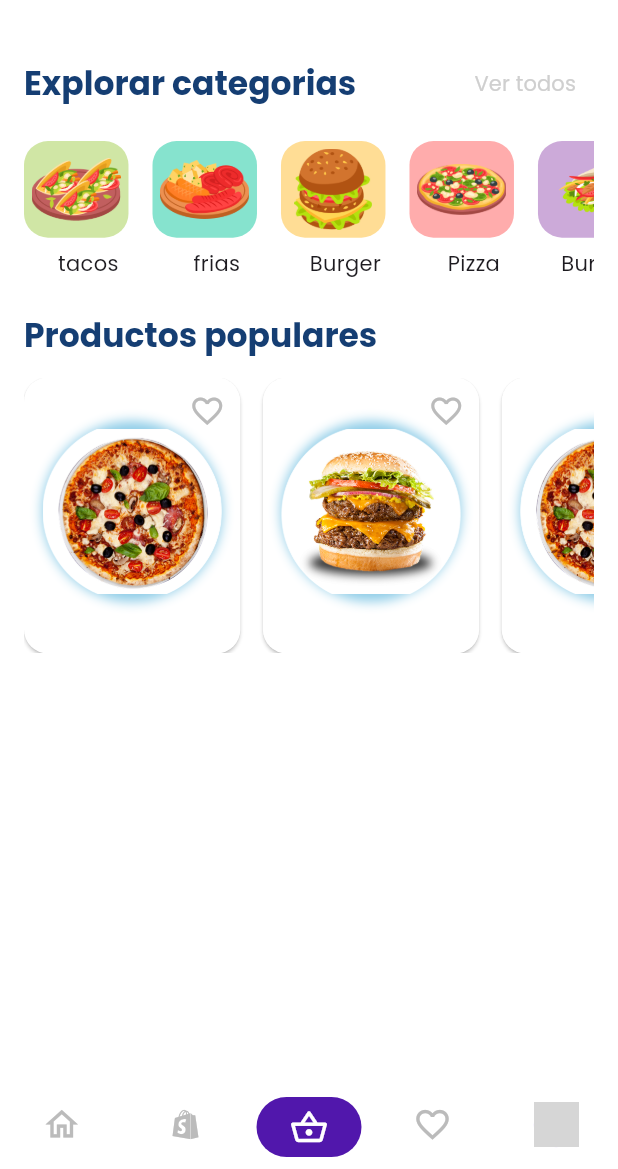
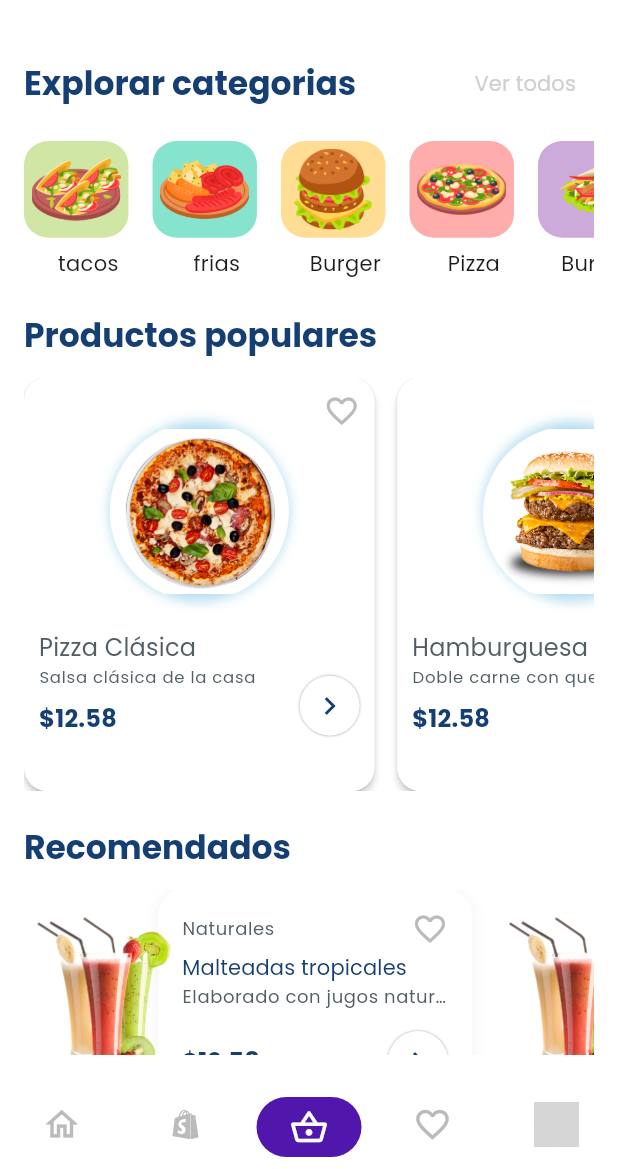
Before and after one commit to abdelrhmanMohamed-svg/delivery_app, a Flutter app: the screen it shows after launch, on a phone screen of 412 x 824 dp, the part 67-1236 px from its top. Run offline on Flutter 3.47's test engine with Material 3 defaults, Android fonts, the phone set to English and light mode, and no system bars; drawn by our look-alikes of persistent_bottom_nav_bar_v2; grey boxes are pictures that could not be loaded.

Commit message:
refactor the products list and add the recommended list

```diff
--- /dev/null
+++ b/lib/models/drink_model.dart
@@ -0,0 +1,41 @@
+class DrinkModel {
+  final String id;
+  final String name;
+  final String description;
+  final String imageUrl;
+  final double price;
+  final String type;
+
+  DrinkModel({
+    required this.id,
+    required this.name,
+    required this.description,
+    required this.imageUrl,
+    required this.price,
+    this.type = "Naturales",
+  });
+}
+
+List<DrinkModel> dummyDrinks = [
+  DrinkModel(
+    id: "1",
+    name: "Malteadas tropicales",
+    description: "Elaborado con jugos naturales",
+    imageUrl: "assets/images/product/drink.png",
+    price: 12.58,
+  ),
+  DrinkModel(
+    id: "2",
+    name: "Malteadas tropicales",
+    description: "Elaborado con jugos naturales",
+    imageUrl: "assets/images/product/drink.png",
+    price: 12.58,
+  ),
+  DrinkModel(
+    id: "3",
+    name: "Malteadas tropicales",
+    description: "Elaborado con jugos naturales",
+    imageUrl: "assets/images/product/drink.png",
+    price: 12.58,
+  ),
+];
--- a/lib/utils/theme/app_colors.dart
+++ b/lib/utils/theme/app_colors.dart
@@ -9,7 +9,9 @@ class AppColors {
   static const Color borderColor = Color(0xffE2EDF2);
   static const Color notificationIconColor = Color(0xff20D0C4);
   static const Color settingsIconColor = Color(0xffF02756);
-  static const Color headlineTitle = Color(0xff153E73);
+  static const Color darkBlue = Color(0xff153E73);
   static const Color gray = Color(0xffCFCFCF);
   static const Color shadowColor = Color(0xff209BD0);
+  static const Color lightGray = Color(0xff515F65);
+  static const Color black = Colors.black;
 }
--- a/lib/views/pages/home_page.dart
+++ b/lib/views/pages/home_page.dart
@@ -1,8 +1,8 @@
-import 'package:delivery_app/models/category_model.dart';
-import 'package:delivery_app/models/product_model.dart';
 import 'package:delivery_app/utils/app_size.dart';
-import 'package:delivery_app/utils/theme/app_colors.dart';
+import 'package:delivery_app/views/widgets/categories_list.dart';
 import 'package:delivery_app/views/widgets/head_line_title.dart';
+import 'package:delivery_app/views/widgets/products_list.dart';
+import 'package:delivery_app/views/widgets/recommended_list.dart';
 import 'package:flutter/material.dart';
 
 class HomePage extends StatelessWidget {
@@ -12,126 +12,26 @@ class HomePage extends StatelessWidget {
   Widget build(BuildContext context) {
     return Padding(
       padding: const EdgeInsets.symmetric(horizontal: 16.0, vertical: 20.0),
+      child: SingleChildScrollView(
         child: Column(
           children: [
             HeadLineTitle(title: "Explorar categorias", showActionText: true),
 
             SizedBox(height: AppSize.h(16)),
-          SizedBox(
-            height: AppSize.h(100),
-            child: ListView.builder(
-              padding: EdgeInsets.zero,
-              shrinkWrap: true,
-              scrollDirection: Axis.horizontal,
-              itemCount: dummyCategories.length,
-              itemBuilder: (_, index) {
-                final category = dummyCategories[index];
-                return Column(
-                  crossAxisAlignment: CrossAxisAlignment.center,
-                  children: [
-                    Container(
-                      margin: const EdgeInsets.only(right: 16.0),
-                      padding: EdgeInsets.all(5),
-                      height: AppSize.h(70),
-                      width: AppSize.w(70),
-                      decoration: BoxDecoration(
-                        color: category.bgColor,
-                        borderRadius: BorderRadius.circular(16.0),
-                      ),
-                      child: Image.asset(
-                        category.imagePath,
-                        fit: BoxFit.contain,
-                        height: AppSize.h(40),
-                        width: AppSize.w(40),
-                      ),
-                    ),
-                    SizedBox(height: AppSize.h(8)),
-                    Text(
-                      category.title,
-                      style: Theme.of(context).textTheme.bodyMedium,
-                    ),
-                  ],
-                );
-              },
-            ),
-          ),
+            CategoriesList(),
             SizedBox(height: AppSize.h(25)),
 
             HeadLineTitle(title: "Productos populares"),
             SizedBox(height: AppSize.h(16)),
-          SizedBox(
-            height: AppSize.h(200),
-            child: ListView.builder(
-              padding: EdgeInsets.zero,
-              shrinkWrap: true,
-              scrollDirection: Axis.horizontal,
-              itemCount: dummyProducts.length,
-
-              itemBuilder: (context, index) {
-                final product = dummyProducts[index];
-                return SizedBox(
-                  width: AppSize.w(160),
-
-                  child: Card(
-                    color: AppColors.white,
-
-                    margin: const EdgeInsets.only(right: 15.0),
-                    shape: RoundedRectangleBorder(
-                      borderRadius: BorderRadius.circular(16.0),
-                    ),
-                    child: Column(
-                      children: [
-                        Padding(
-                          padding: const EdgeInsets.only(
-                            right: 10.0,
-                            top: 10.0,
-                          ),
-                          child: Align(
-                            alignment: Alignment.topRight,
-                            child: Icon(
-                              Icons.favorite_border,
-                              color: AppColors.inActiveNavIconColor,
-                            ),
-                          ),
-                        ),
-                        Stack(
-                          children: [
-                            Container(
-                              height: AppSize.h(120),
-                              width: AppSize.w(120),
-                              decoration: BoxDecoration(
-                                shape: BoxShape.circle,
-                                boxShadow: [
-                                  BoxShadow(
-                                    color: AppColors.shadowColor.withOpacity(
-                                      0.5,
-                                    ),
-                                    blurRadius: 6,
-                                    spreadRadius: 5,
-                                  ),
-                                ],
-                              ),
-                            ),
-                            ClipRRect(
-                              borderRadius: BorderRadius.circular(16.0),
-                              child: Image.asset(
-                                product.imageUrl,
-                                height: AppSize.h(120),
-                                width: AppSize.w(120),
-                                fit: BoxFit.cover,
-                              ),
-                            ),
-                          ],
-                        ),
+            ProductsList(),
+            SizedBox(height: AppSize.h(25)),
+            HeadLineTitle(title: "Recomendados"),
+            SizedBox(height: AppSize.h(16)),
+            RecommendedList(),
+            SizedBox(height: AppSize.h(10)),
           ],
         ),
       ),
     );
-              },
-            ),
-          ),
-        ],
-      ),
-    );
   }
 }
--- /dev/null
+++ b/lib/views/widgets/categories_list.dart
@@ -0,0 +1,25 @@
+import 'package:delivery_app/models/category_model.dart';
+import 'package:delivery_app/utils/app_size.dart';
+import 'package:delivery_app/views/widgets/category_list_item.dart';
+import 'package:flutter/material.dart';
+
+class CategoriesList extends StatelessWidget {
+  const CategoriesList({super.key});
+
+  @override
+  Widget build(BuildContext context) {
+    return SizedBox(
+      height: AppSize.h(100),
+      child: ListView.builder(
+        padding: EdgeInsets.zero,
+        shrinkWrap: true,
+        scrollDirection: Axis.horizontal,
+        itemCount: dummyCategories.length,
+        itemBuilder: (_, index) {
+          final category = dummyCategories[index];
+          return CategoryListItem(category: category);
+        },
+      ),
+    );
+  }
+}
--- /dev/null
+++ b/lib/views/widgets/category_list_item.dart
@@ -0,0 +1,38 @@
+import 'package:delivery_app/models/category_model.dart';
+import 'package:delivery_app/utils/app_size.dart';
+import 'package:flutter/material.dart';
+
+class CategoryListItem extends StatelessWidget {
+  const CategoryListItem({super.key, required this.category});
+  final CategoryModel category;
+
+  @override
+  Widget build(BuildContext context) {
+    return Column(
+                  crossAxisAlignment: CrossAxisAlignment.center,
+                  children: [
+                    Container(
+                      margin: const EdgeInsets.only(right: 16.0),
+                      padding: EdgeInsets.all(5),
+                      height: AppSize.h(70),
+                      width: AppSize.w(70),
+                      decoration: BoxDecoration(
+                        color: category.bgColor,
+                        borderRadius: BorderRadius.circular(16.0),
+                      ),
+                      child: Image.asset(
+                        category.imagePath,
+                        fit: BoxFit.contain,
+                        height: AppSize.h(40),
+                        width: AppSize.w(40),
+                      ),
+                    ),
+                    SizedBox(height: AppSize.h(8)),
+                    Text(
+                      category.title,
+                      style: Theme.of(context).textTheme.bodyMedium,
+                    ),
+                  ],
+                );
+  }
+}
--- /dev/null
+++ b/lib/views/widgets/custom_icon.dart
@@ -0,0 +1,25 @@
+import 'package:delivery_app/utils/theme/app_colors.dart';
+import 'package:flutter/material.dart';
+
+class CustomIcon extends StatelessWidget {
+  const CustomIcon({super.key});
+
+  @override
+  Widget build(BuildContext context) {
+    return Container(
+      padding: EdgeInsets.all(8),
+      decoration: BoxDecoration(
+        color: AppColors.white,
+        shape: BoxShape.circle,
+        boxShadow: [
+          BoxShadow(
+            color: AppColors.black.withOpacity(0.3),
+            blurRadius: 0.5,
+            spreadRadius: 0.2,
+          ),
+        ],
+      ),
+      child: Icon(Icons.chevron_right_outlined, color: AppColors.darkBlue),
+    );
+  }
+}
--- a/lib/views/widgets/head_line_title.dart
+++ b/lib/views/widgets/head_line_title.dart
@@ -18,7 +18,7 @@ class HeadLineTitle extends StatelessWidget {
         Text(
           title,
           style: Theme.of(context).textTheme.titleLarge!.copyWith(
-            color: AppColors.headlineTitle,
+            color: AppColors.darkBlue,
             fontWeight: FontWeight.w600,
           ),
         ),
--- /dev/null
+++ b/lib/views/widgets/product_list_item.dart
@@ -0,0 +1,107 @@
+import 'package:delivery_app/models/product_model.dart';
+import 'package:delivery_app/utils/app_size.dart';
+import 'package:delivery_app/utils/theme/app_colors.dart';
+import 'package:delivery_app/views/widgets/custom_icon.dart';
+import 'package:flutter/material.dart';
+
+class ProductListItem extends StatelessWidget {
+  const ProductListItem({super.key, required this.product});
+  final ProductModel product;
+
+  @override
+  Widget build(BuildContext context) {
+    return SizedBox(
+      width: AppSize.w(250),
+
+      child: Card(
+        color: AppColors.white,
+        elevation: 2,
+
+        margin: const EdgeInsets.only(right: 15.0),
+        shape: RoundedRectangleBorder(
+          borderRadius: BorderRadius.circular(16.0),
+        ),
+        child: Padding(
+          padding: const EdgeInsets.all(10),
+          child: Column(
+            children: [
+              Align(
+                alignment: Alignment.topRight,
+                child: Icon(
+                  Icons.favorite_border,
+                  color: AppColors.inActiveNavIconColor,
+                ),
+              ),
+              Stack(
+                children: [
+                  Container(
+                    height: AppSize.h(120),
+                    width: AppSize.w(120),
+                    decoration: BoxDecoration(
+                      shape: BoxShape.circle,
+                      boxShadow: [
+                        BoxShadow(
+                          color: AppColors.shadowColor.withOpacity(0.33),
+                          blurRadius: 6,
+                          spreadRadius: 5,
+                        ),
+                      ],
+                    ),
+                  ),
+                  ClipRRect(
+                    borderRadius: BorderRadius.circular(16.0),
+                    child: Image.asset(
+                      product.imageUrl,
+                      height: AppSize.h(120),
+                      width: AppSize.w(120),
+                      fit: BoxFit.cover,
+                    ),
+                  ),
+                ],
+              ),
+              SizedBox(height: AppSize.h(25)),
+              Row(
+                crossAxisAlignment: CrossAxisAlignment.end,
+                mainAxisAlignment: MainAxisAlignment.spaceBetween,
+                children: [
+                  Column(
+                    crossAxisAlignment: CrossAxisAlignment.start,
+                    children: [
+                      Text(
+                        product.name,
+                        style: Theme.of(context).textTheme.titleMedium!
+                            .copyWith(
+                              color: AppColors.lightGray,
+                              fontWeight: FontWeight.w500,
+                            ),
+                      ),
+                      Text(
+                        maxLines: 1,
+                        overflow: TextOverflow.ellipsis,
+
+                        product.description,
+                        style: Theme.of(context).textTheme.labelSmall!.copyWith(
+                          color: AppColors.lightGray,
+                        ),
+                      ),
+                      SizedBox(height: AppSize.h(8)),
+                      Text(
+                        "\$${product.price.toStringAsFixed(2)}",
+                        style: Theme.of(context).textTheme.titleMedium!
+                            .copyWith(
+                              color: AppColors.darkBlue,
+                              fontWeight: FontWeight.w600,
+                            ),
+                      ),
+                    ],
+                  ),
+                  CustomIcon(),
+                ],
+              ),
+            ],
+          ),
+        ),
+      ),
+    );
+  }
+}
--- /dev/null
+++ b/lib/views/widgets/products_list.dart
@@ -0,0 +1,26 @@
+import 'package:delivery_app/models/product_model.dart';
+import 'package:delivery_app/utils/app_size.dart';
+import 'package:delivery_app/views/widgets/product_list_item.dart';
+import 'package:flutter/material.dart';
+
+class ProductsList extends StatelessWidget {
+  const ProductsList({super.key});
+
+  @override
+  Widget build(BuildContext context) {
+    return SizedBox(
+            height: AppSize.h(300),
+            child: ListView.builder(
+              padding: EdgeInsets.zero,
+              shrinkWrap: true,
+              scrollDirection: Axis.horizontal,
+              itemCount: dummyProducts.length,
+
+              itemBuilder: (context, index) {
+                final product = dummyProducts[index];
+                return ProductListItem(product: product);
+              },
+            ),
+          );
+  }
+}
--- /dev/null
+++ b/lib/views/widgets/recommended_list.dart
@@ -0,0 +1,25 @@
+import 'package:delivery_app/models/drink_model.dart';
+import 'package:delivery_app/utils/app_size.dart';
+import 'package:delivery_app/views/widgets/recommended_list_item.dart';
+import 'package:flutter/material.dart';
+
+class RecommendedList extends StatelessWidget {
+  const RecommendedList({super.key});
+
+  @override
+  Widget build(BuildContext context) {
+    return  SizedBox(
+              height: AppSize.h(140),
+              width: double.infinity,
+              child: ListView.builder(
+                itemCount: dummyDrinks.length,
+                shrinkWrap: true,
+                scrollDirection: Axis.horizontal,
+                itemBuilder: (context, index) {
+                  final drink = dummyDrinks[index];
+                  return RecommendedListItem(drink: drink);
+                },
+              ),
+            );
+  }
+}
--- /dev/null
+++ b/lib/views/widgets/recommended_list_item.dart
@@ -0,0 +1,130 @@
+import 'package:delivery_app/models/drink_model.dart';
+import 'package:delivery_app/utils/app_size.dart';
+import 'package:delivery_app/utils/theme/app_colors.dart';
+import 'package:delivery_app/views/widgets/custom_icon.dart';
+import 'package:flutter/material.dart';
+
+class RecommendedListItem extends StatelessWidget {
+  const RecommendedListItem({super.key, required this.drink});
+  final DrinkModel drink;
+
+  @override
+  Widget build(BuildContext context) {
+    return Container(
+                    margin: EdgeInsets.only(right: AppSize.w(16)),
+                    width: AppSize.w(300),
+                    child: Stack(
+                      clipBehavior: Clip.none,
+                      children: [
+                        Positioned(
+                          left: AppSize.w(90),
+                          top: 0,
+                          right: 0,
+                          child: Container(
+                            padding: EdgeInsets.symmetric(
+                              horizontal: AppSize.w(16),
+                              vertical: AppSize.h(15),
+                            ),
+                            decoration: BoxDecoration(
+                              color: AppColors.white,
+                              borderRadius: BorderRadius.circular(16.0),
+                              boxShadow: [
+                                BoxShadow(
+                                  color: Colors.black.withOpacity(0.05),
+                                  blurRadius: 8,
+                                  offset: const Offset(0, 2),
+                                ),
+                              ],
+                            ),
+                            child: Column(
+                              crossAxisAlignment: CrossAxisAlignment.start,
+                              mainAxisAlignment: MainAxisAlignment.spaceBetween,
+                              children: [
+                                Column(
+                                  crossAxisAlignment: CrossAxisAlignment.start,
+                                  children: [
+                                    Row(
+                                      mainAxisAlignment:
+                                          MainAxisAlignment.spaceBetween,
+                                      children: [
+                                        Text(
+                                          drink.type,
+                                          style: Theme.of(context)
+                                              .textTheme
+                                              .bodySmall!
+                                              .copyWith(
+                                                color: AppColors.lightGray,
+                                              ),
+                                        ),
+                                        Icon(
+                                          Icons.favorite_border_outlined,
+                                          color: AppColors.inActiveNavIconColor,
+                                        ),
+                                      ],
+                                    ),
+                                    SizedBox(height: AppSize.h(4)),
+                                    Text(
+                                      drink.name,
+                                      style: Theme.of(context)
+                                          .textTheme
+                                          .titleSmall!
+                                          .copyWith(
+                                            color: AppColors.darkBlue,
+                                            fontWeight: FontWeight.w500,
+                                          ),
+                                      maxLines: 1,
+                                      overflow: TextOverflow.ellipsis,
+                                    ),
+                                    SizedBox(height: AppSize.h(2)),
+                                    Text(
+                                      drink.description,
+                                      style: Theme.of(context)
+                                          .textTheme
+                                          .bodySmall!
+                                          .copyWith(color: AppColors.lightGray),
+                                      maxLines: 1,
+                                      overflow: TextOverflow.ellipsis,
+                                    ),
+                                  ],
+                                ),
+                                SizedBox(height: AppSize.h(16)),
+                                Row(
+                                  mainAxisAlignment:
+                                      MainAxisAlignment.spaceBetween,
+                                  children: [
+                                    Text(
+                                      maxLines: 1,
+                                      overflow: TextOverflow.ellipsis,
+
+                                      "\$${drink.price.toStringAsFixed(2)}",
+                                      style: Theme.of(context)
+                                          .textTheme
+                                          .titleMedium!
+                                          .copyWith(
+                                            color: AppColors.darkBlue,
+                                            fontWeight: FontWeight.w600,
+                                          ),
+                                    ),
+                                    CustomIcon(),
+                                  ],
+                                ),
+                              ],
+                            ),
+                          ),
+                        ),
+                        Positioned(
+                          left: 0,
+                          bottom: -10,
+                          child: Image.asset(
+                            drink.imageUrl,
+                            height: AppSize.h(140),
+                            width: AppSize.w(110),
+                            fit: BoxFit.contain,
+                          ),
+                        ),
+                      ],
+                    ),
+                  );
+
+  }
+}
```
Also changed, not shown: assets/images/product/drink.png (added). Lines whose indentation alone changed are shown as unchanged.
